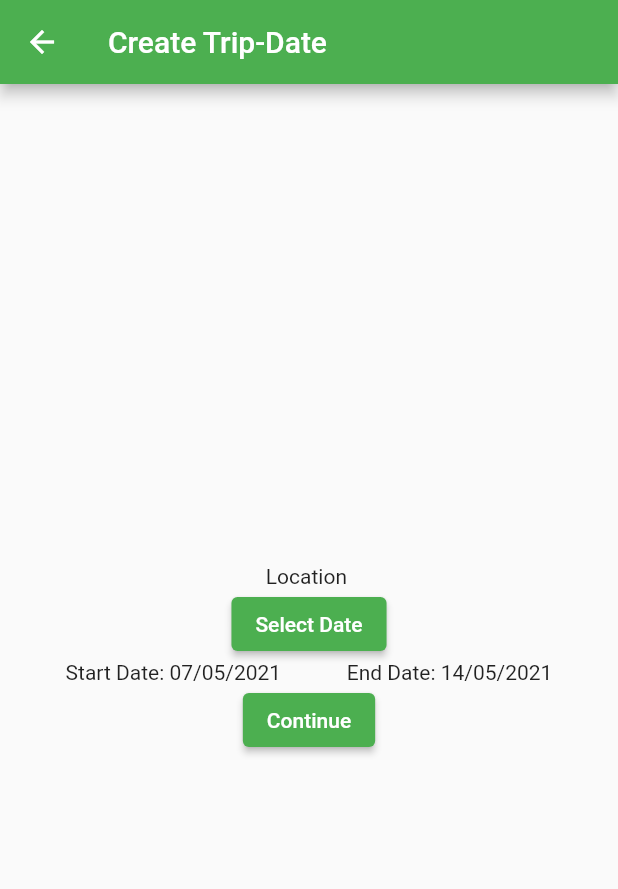
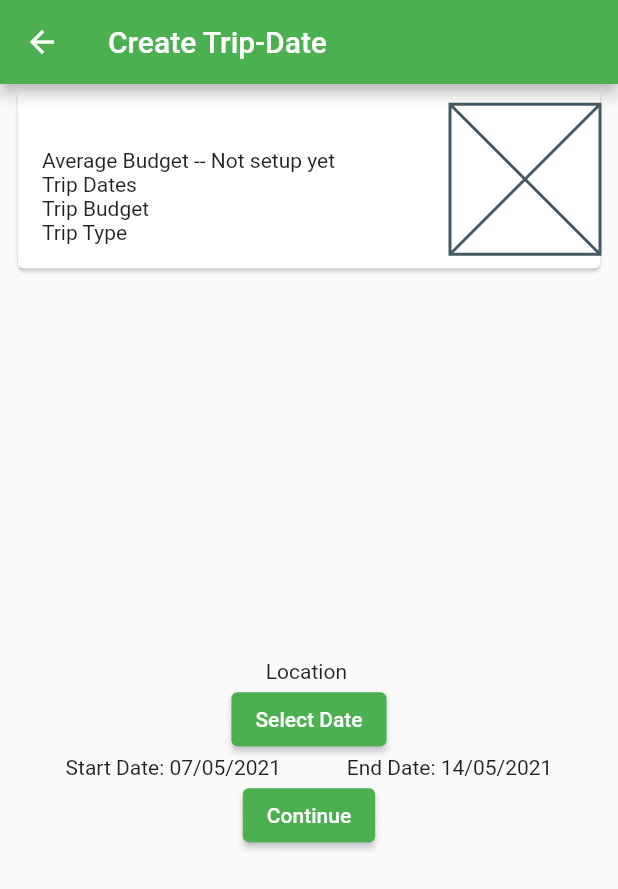
Before and after one commit to Shishirbagalkot/travel_budget_app, a Flutter app: the NewTripDateView screen opened directly with empty values, on a phone screen of 412 x 824 dp. Shown: the top 889 px of the screen. Run offline on Flutter 3.47's test engine with Material 2 defaults, Android fonts, the phone set to English and light mode, and no system bars; our stand-ins replace auto_size_text, cloud_firestore, firebase_auth, firebase_core, flutter_spinkit, google_sign_in; missing offline and left inert: date_range_picker, flutter_auth_buttons; accounts and stored records are empty.

Commit message:
Hero Widget Animation

```diff
--- a/lib/views/new_trips/date_view.dart
+++ b/lib/views/new_trips/date_view.dart
@@ -49,6 +49,9 @@ class _NewTripDateViewState extends State<NewTripDateView> {
         child: Column(
           mainAxisAlignment: MainAxisAlignment.center,
           children: <Widget>[
+            buildSelectedDetails(context, widget.trip),
+
+            Spacer(),
             Text("Location ${widget.trip.title}"),
 
             //date picker
@@ -79,9 +82,76 @@ class _NewTripDateViewState extends State<NewTripDateView> {
               },
               child: Text("Continue"),
             ),
+            Spacer(),
           ],
         ),
       ),
     );
   }
+
+  //this widget is displayed at the top of date view page
+  Widget buildSelectedDetails(BuildContext context, Trip trip) {
+    return Hero(
+      tag: "SelectedTrip-${trip.title}",
+      transitionOnUserGestures: true,
+        child: Container(
+        child: Padding(
+          padding: const EdgeInsets.only(
+            left: 8.0,
+            right: 8.0
+          ),
+          child: SingleChildScrollView(
+              child: Card(
+              child: Row(
+                children: <Widget>[
+                  Expanded(
+                    child: Padding(
+                      padding: const EdgeInsets.only(top: 16.0, bottom: 16.0 ,left: 16.0),
+                      child: Column(
+                        children: <Widget>[
+                          Row(
+                            children: <Widget>[
+                            Text(trip.title, style: TextStyle(fontSize: 20.0)),
+                            ],
+                          ),
+                          Row(
+                            children: <Widget>[
+                              Text("Average Budget -- Not setup yet"),
+                            ]
+                          ),
+                          Row(
+                            children: <Widget>[
+                              Text("Trip Dates"),
+                            ]
+                          ),
+                          Row(
+                            children: <Widget>[
+                              Text("Trip Budget"),
+                            ]
+                          ),
+                          Row(
+                            children: <Widget>[
+                              Text("Trip Type"),
+                            ]
+                          ),
+                        ],
+                      ),
+                    ),
+                  ),
+                  Column(
+                    children: <Widget>[
+                      Placeholder(
+                        fallbackHeight: 100,
+                        fallbackWidth: 100,
+                      )
+                    ],
+                  ),
+                ],
+              ),
+            ),
+          ),
+        ),
+      ),
+    );
+  }
 }
--- a/lib/views/new_trips/location_view.dart
+++ b/lib/views/new_trips/location_view.dart
@@ -1,6 +1,7 @@
 import 'package:flutter/material.dart';
 import 'package:travel_treasury/models/trip.dart';
 import 'package:travel_treasury/models/places.dart';
+import 'package:travel_treasury/views/new_trips/date_view.dart';
 import 'package:travel_treasury/widgets/divider_with_text_widget.dart';
 
 class NewTripLocationView extends StatelessWidget {
@@ -56,7 +57,11 @@ class NewTripLocationView extends StatelessWidget {
   }
 
   Widget buildPlaceCard(BuildContext context, int index) {
-    return Container(
+    //hero widget for the animation after selecting a location from suggested
+    return Hero(
+      tag: "SelectedTrip-${_placesList[index].name}",
+      transitionOnUserGestures: true,
+        child: Container(
         child: Padding(
           padding: const EdgeInsets.only(
             left: 8.0,
@@ -84,7 +89,26 @@ class NewTripLocationView extends StatelessWidget {
                         ),
                       )
                     ),
+
+                    Column(
+                      children: <Widget>[
+                        Placeholder(
+                          fallbackHeight: 80,
+                          fallbackWidth: 80,
+                        ),
                       ],
+                    ),
+                  ],
+                ),
+                onTap: () {
+                  //the place of the card selected is saved to trip.title
+                  trip.title = _placesList[index].name;
+                  Navigator.push(
+                    context,
+                    MaterialPageRoute(
+                      builder: (context) => NewTripDateView(trip: trip)),
+                  );
+                },
               ),
             ),
           ),
```
Lines whose indentation alone changed are shown as unchanged.
